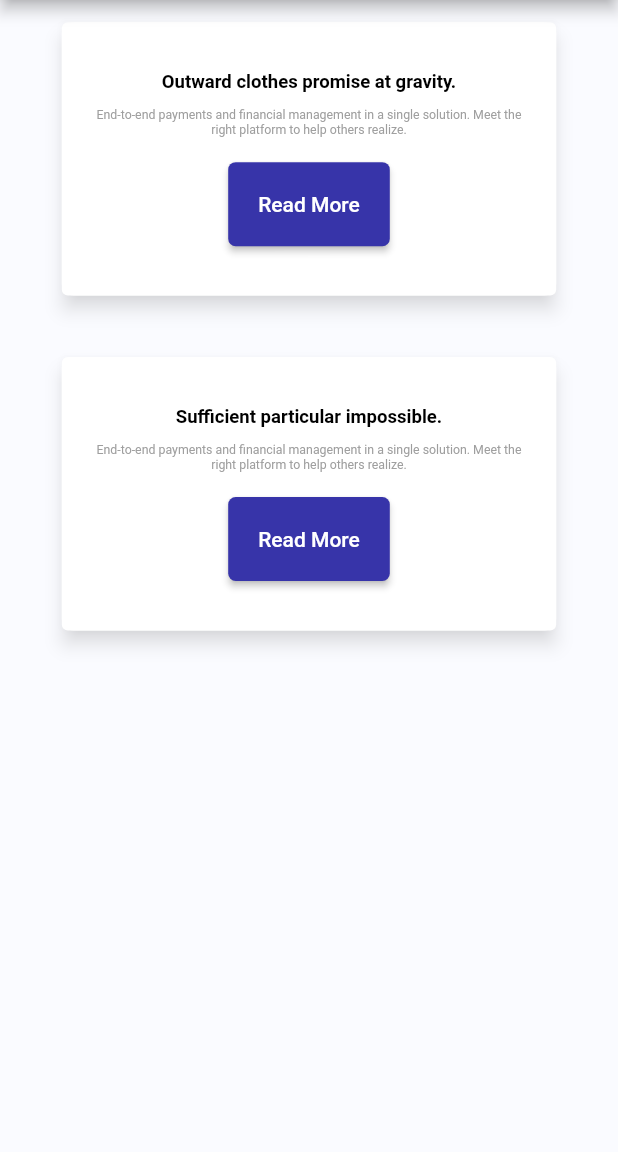
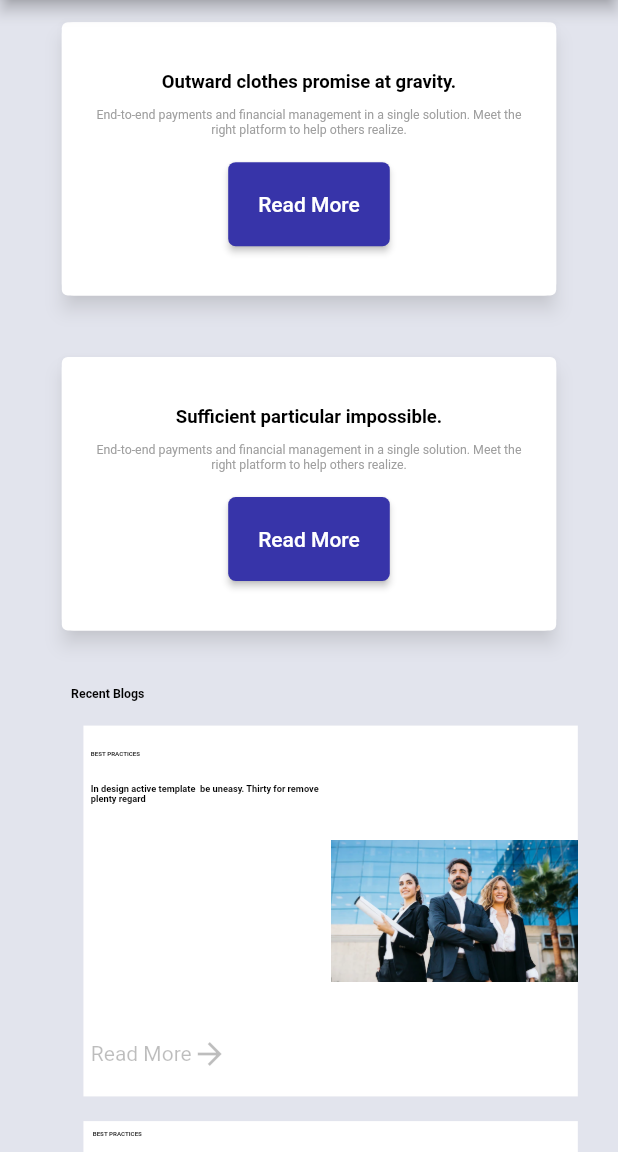
Before and after one commit to Gumaan-Mahar/crypto_portfolio_landing_page, a Flutter app: the screen it shows after launch, scrolled down 3456 dp, on a phone screen of 412 x 824 dp, the part 84-1236 px from its top. Run offline on Flutter 3.47's test engine with Material 2 defaults, Android fonts, the phone set to English and light mode, and no system bars; our stand-ins replace flutter_svg.

Commit message:
Recent Blogs section added

```diff
--- a/lib/constants.dart
+++ b/lib/constants.dart
@@ -1,4 +1,4 @@
 import 'package:flutter/material.dart';
 
-const Color contentBackgroundColor = Color(0xFFFAFBFF);
+const Color contentBackgroundColor = Color.fromARGB(255, 226, 228, 237);
 const Color primaryColor = Color(0xFF3734A9);
--- a/lib/screens/ContentScreen/components/recent_blogs_section.dart
+++ b/lib/screens/ContentScreen/components/recent_blogs_section.dart
@@ -0,0 +1,197 @@
+import 'package:flutter/material.dart';
+
+class RecentBlogSection extends StatelessWidget {
+  const RecentBlogSection({Key? key}) : super(key: key);
+
+  @override
+  Widget build(BuildContext context) {
+    final Size screenSize = MediaQuery.of(context).size;
+    return Column(
+      crossAxisAlignment: CrossAxisAlignment.start,
+      children: [
+        Padding(
+          padding: EdgeInsets.only(
+              left: screenSize.width * 0.05, top: screenSize.height * 0.04),
+          child: Text(
+            'Recent Blogs',
+            style: TextStyle(
+              fontSize: screenSize.width * 0.02,
+              fontWeight: FontWeight.bold,
+              color: Colors.black,
+            ),
+          ),
+        ),
+        Padding(
+          padding: EdgeInsets.only(left: screenSize.width * 0.07),
+          child: Column(
+            crossAxisAlignment: CrossAxisAlignment.start,
+            children: [
+              Container(
+                width: screenSize.width >= 768
+                    ? screenSize.width * 0.6
+                    : screenSize.width * 0.8,
+                height: screenSize.height * 0.3,
+                color: Colors.white,
+                margin: EdgeInsets.symmetric(
+                  vertical: screenSize.height * 0.02,
+                ),
+                child: Row(
+                  children: [
+                    Expanded(
+                      child: Container(
+                        width: screenSize.width * 0.6,
+                        color: Colors.transparent,
+                        padding: EdgeInsets.only(
+                            left: screenSize.width * 0.012,
+                            top: screenSize.height * 0.02,
+                            bottom: screenSize.height * 0.02),
+                        child: Column(
+                          mainAxisAlignment: MainAxisAlignment.spaceBetween,
+                          children: [
+                            Column(
+                              crossAxisAlignment: CrossAxisAlignment.start,
+                              children: [
+                                Padding(
+                                  padding: EdgeInsets.only(
+                                      bottom: screenSize.height * 0.02),
+                                  child: Text(
+                                    'BEST PRACTICES',
+                                    style: TextStyle(
+                                        color: Colors.black,
+                                        fontSize: screenSize.width * 0.01,
+                                        fontWeight: FontWeight.w700),
+                                  ),
+                                ),
+                                Text(
+                                  'In design active template  be uneasy. Thirty for remove plenty regard',
+                                  style: TextStyle(
+                                      color: Colors.black,
+                                      fontSize: screenSize.width * 0.015,
+                                      fontWeight: FontWeight.w700),
+                                ),
+                              ],
+                            ),
+                            Row(
+                              children: const [
+                                Text(
+                                  'Read More',
+                                  style: TextStyle(color: Colors.black26),
+                                ),
+                                Icon(
+                                  Icons.arrow_forward,
+                                  color: Colors.black26,
+                                ),
+                              ],
+                            ),
+                          ],
+                        ),
+                      ),
+                    ),
+                    Expanded(
+                      child: Image.asset(
+                        'assets/images/blog_01.png',
+                        alignment: Alignment.centerRight,
+                      ),
+                    ),
+                  ],
+                ),
+              ),
+              Flex(
+                direction:
+                    screenSize.width >= 768 ? Axis.horizontal : Axis.vertical,
+                children: [
+                  ReuseableBlogContainer(
+                    screenSize: screenSize,
+                    titleText:
+                        'Partially on or continuing particular principles as.',
+                    imagePath: 'assets/images/blog_02.png',
+                  ),
+                  ReuseableBlogContainer(
+                    screenSize: screenSize,
+                    titleText: 'Village did removed enjoyed explain',
+                    imagePath: 'assets/images/blog_03.png',
+                  ),
+                  ReuseableBlogContainer(
+                    screenSize: screenSize,
+                    titleText:
+                        'Wise busy path both park when an ye no. Nay likely her length.',
+                    imagePath: 'assets/images/blog_04.png',
+                  ),
+                ],
+              ),
+            ],
+          ),
+        ),
+      ],
+    );
+  }
+}
+
+class ReuseableBlogContainer extends StatelessWidget {
+  const ReuseableBlogContainer({
+    Key? key,
+    required this.screenSize,
+    required this.titleText,
+    required this.imagePath,
+  }) : super(key: key);
+
+  final Size screenSize;
+  final String titleText;
+  final String imagePath;
+
+  @override
+  Widget build(BuildContext context) {
+    return Container(
+      width: screenSize.width >= 768
+          ? screenSize.width * 0.28
+          : screenSize.width * 0.8,
+      height: screenSize.height * 0.6,
+      color: Colors.white,
+      padding: EdgeInsets.all(
+        screenSize.width * 0.015,
+      ),
+      margin: EdgeInsets.only(
+        right: screenSize.width >= 768 ? screenSize.width * 0.02 : 0.0,
+      ),
+      child: Flex(
+        direction: screenSize.width >= 768 ? Axis.vertical : Axis.horizontal,
+        mainAxisAlignment: MainAxisAlignment.spaceBetween,
+        children: [
+          Column(
+            crossAxisAlignment: CrossAxisAlignment.start,
+            children: [
+              Padding(
+                padding: EdgeInsets.only(
+                  bottom: screenSize.height * 0.02,
+                ),
+                child: Text(
+                  'BEST PRACTICES',
+                  style: TextStyle(
+                    color: Colors.black,
+                    fontSize: screenSize.width * 0.01,
+                    fontWeight: FontWeight.w700,
+                  ),
+                ),
+              ),
+              Text(
+                titleText,
+                style: TextStyle(
+                  color: Colors.black,
+                  fontSize: screenSize.width * 0.015,
+                  fontWeight: FontWeight.w700,
+                ),
+              ),
+            ],
+          ),
+          Image.asset(
+            imagePath,
+            width: screenSize.width * 0.28,
+            height: screenSize.height * 0.4,
+            fit: BoxFit.fitHeight,
+            alignment: Alignment.bottomCenter,
+          ),
+        ],
+      ),
+    );
+  }
+}
--- a/lib/screens/ContentScreen/content_screen.dart
+++ b/lib/screens/ContentScreen/content_screen.dart
@@ -1,5 +1,6 @@
 import 'package:flutter/material.dart';
 import 'package:portfolio_landing_page/constants.dart';
+import 'package:portfolio_landing_page/screens/ContentScreen/components/recent_blogs_section.dart';
 import 'package:portfolio_landing_page/screens/ContentScreen/components/related_companies_section.dart';
 import 'package:portfolio_landing_page/screens/ContentScreen/components/services_section.dart';
 import 'package:portfolio_landing_page/screens/ContentScreen/components/value_props_section.dart';
@@ -15,7 +16,7 @@ class ContentScreen extends StatelessWidget {
     final Size screenSize = MediaQuery.of(context).size;
     return Container(
       height: screenSize.width >= 768
-          ? screenSize.height * 3.5
+          ? screenSize.height * 4.5
           : screenSize.height * 6,
       color: contentBackgroundColor,
       child: LayoutBuilder(
@@ -29,6 +30,7 @@ class ContentScreen extends StatelessWidget {
               const DebitCardFeautreTile(),
               const ServicesSection(),
               const ValuePropsSection(),
+              const RecentBlogSection(),
             ],
           );
         },
```
Also changed, not shown: assets/images/blog_01.png (added), assets/images/blog_02.png (added), assets/images/blog_03.png (added), assets/images/blog_04.png (added).
